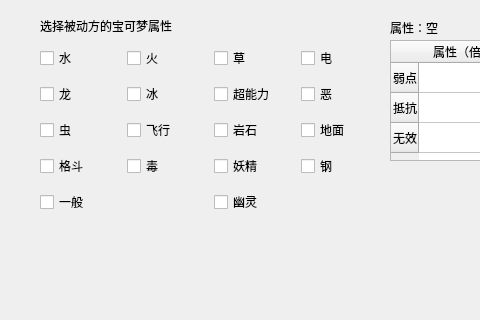
This is mainwindow.ui in syriku/PokemonResistanceCalculator as Qt 5 draws it before an edit; both pictures show x 0 to 480 and y 0 to 320 of the 800 by 600 pixel window. The edited form follows.
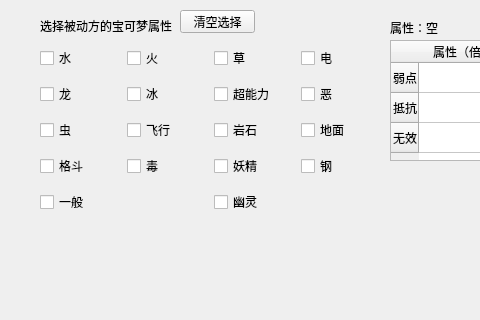
This is the edited form.

Commit message: 选择属性的ui优化。防止同时勾选超过2个属性

Diff of the .ui file:
```diff
--- a/mainwindow.ui
+++ b/mainwindow.ui
@@ -228,6 +228,19 @@
      <string>属性：空</string>
     </property>
    </widget>
+   <widget class="QPushButton" name="b_Clear">
+    <property name="geometry">
+     <rect>
+      <x>180</x>
+      <y>10</y>
+      <width>75</width>
+      <height>23</height>
+     </rect>
+    </property>
+    <property name="text">
+     <string>清空选择</string>
+    </property>
+   </widget>
   </widget>
   <widget class="QMenuBar" name="menubar">
    <property name="geometry">
```
The commit also changes 5 other files.
